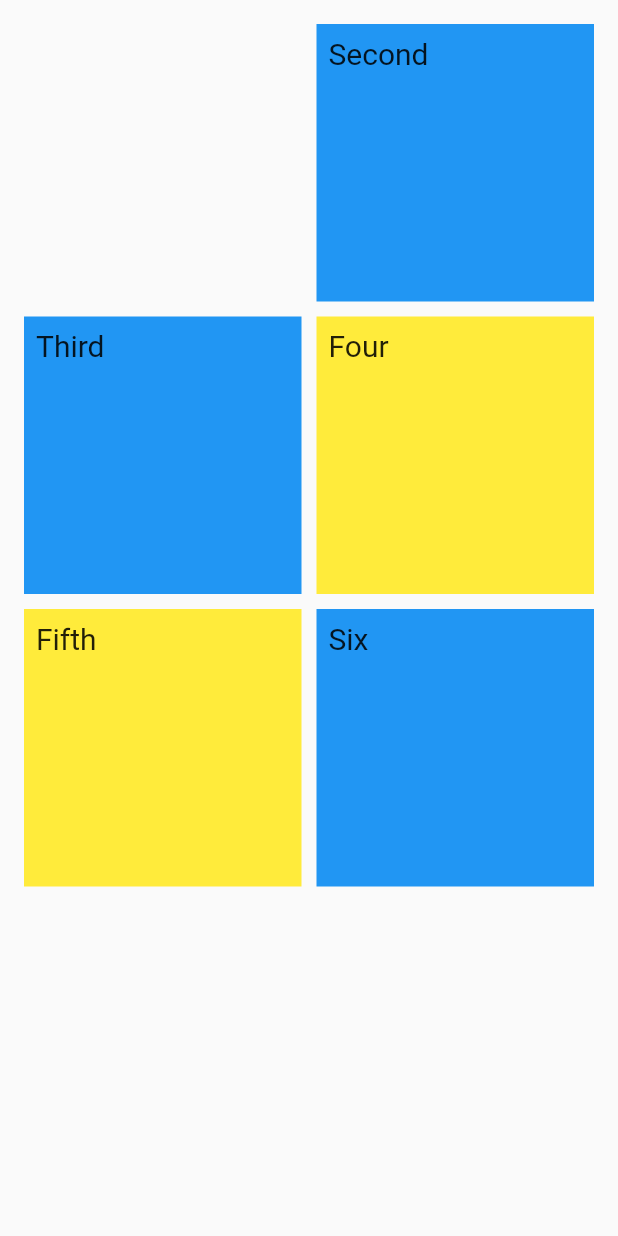
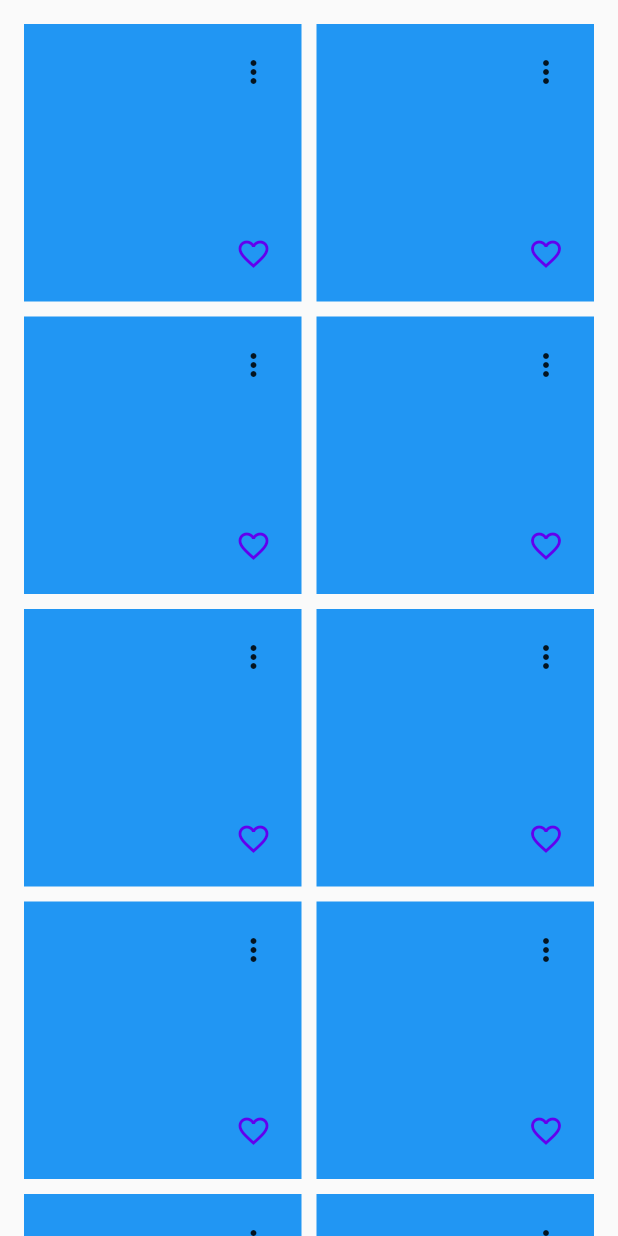
Before and after one commit to sahilbanait/gallery-app-flutter, a Flutter app: the CenterContainer screen opened directly, on a phone screen of 412 x 824 dp. Run offline on Flutter 3.47's test engine with Material 2 defaults, Android fonts, the phone set to English and light mode, and no system bars; our stand-ins replace form_field_validator.

```diff
--- a/lib/HomePage.dart
+++ b/lib/HomePage.dart
@@ -1,3 +1,5 @@
+
+
 import 'package:flutter/material.dart';
 
 class HomePage extends StatefulWidget {
@@ -61,7 +63,6 @@ class _HomePageState extends State<HomePage> {
 class ApplicationToolbar extends StatelessWidget with PreferredSizeWidget {
   @override
   Widget build(BuildContext context) {
-    // TODO: implement build
     return AppBar(
       title: Text("GalleryApp"),
       backgroundColor: Color(0xFF29292B),
@@ -73,7 +74,6 @@ class ApplicationToolbar extends StatelessWidget with PreferredSizeWidget {
     );
   }
   @override
-  // TODO: implement preferredSize
   Size get preferredSize => const Size.fromHeight(60);
 }
 
@@ -101,46 +101,73 @@ class _MyGridScreenState extends State<CenterContainer> {
   Widget build(BuildContext context) {
     return Scaffold(
       body: Center(
-          child: GridView.extent(
+          child: GridView.count(
             primary: false,
             padding: const EdgeInsets.all(16),
             crossAxisSpacing: 10,
             mainAxisSpacing: 10,
-            maxCrossAxisExtent: 200.0,
-            children: <Widget>[
-              Container(
-                  padding: const EdgeInsets.all(8),
-                  child: Container(
+            crossAxisCount: 2,
+            children: List.generate(200, (index)  {
+              return Container(
+                padding:  EdgeInsets.all(8),
 
-                  )
-              ),
-              Container(
-                padding: const EdgeInsets.all(8),
-                child: const Text('Second', style: TextStyle(fontSize: 20)),
                 color: Colors.blue,
-              ),
-              Container(
-                padding: const EdgeInsets.all(8),
-                child: const Text('Third', style: TextStyle(fontSize: 20)),
-                color: Colors.blue,
-              ),
-              Container(
-                padding: const EdgeInsets.all(8),
-                child: const Text('Four', style: TextStyle(fontSize: 20)),
-                color: Colors.yellow,
-              ),
-              Container(
-                padding: const EdgeInsets.all(8),
-                child: const Text('Fifth', style: TextStyle(fontSize: 20)),
-                color: Colors.yellow,
-              ),
-              Container(
-                padding: const EdgeInsets.all(8),
-                child: const Text('Six', style: TextStyle(fontSize: 20)),
-                color: Colors.blue,
-              ),
-            ],
+                child: Stack(
+                  children: <Widget>[
+                    Positioned(child: myPopMenu(),right: 0,),Positioned(child: likePopupMenu(), bottom: 0, right: 0,)
+                  ],
+                ),
+              );
+            }),
           )),
     );
   }
 }
+
+Widget myPopMenu() {
+  return PopupMenuButton(
+    color: Color(0xFF29292B),
+      enabled: true,
+      onSelected: (value) {
+      },
+      itemBuilder: (context) => [
+        PopupMenuItem(
+            value: 1,
+            child: Row(
+              children: <Widget>[
+                Padding(
+                  padding: const EdgeInsets.fromLTRB(2, 2, 8, 2),
+
+                ),
+                Text('Share',style: TextStyle(color: Colors.white),)
+              ],
+            )),
+        PopupMenuItem(
+            value: 2,
+            child: Row(
+              children: <Widget>[
+                Padding(
+                  padding: const EdgeInsets.fromLTRB(2, 2, 8, 2),
+
+                ),
+                Text('Rename',style: TextStyle(color: Colors.white))
+              ],
+            )),
+        PopupMenuItem(
+            value: 3,
+            child: Row(
+              children: <Widget>[
+                Padding(
+                  padding: const EdgeInsets.fromLTRB(2, 2, 8, 2),
+                ),
+                Text('Remove',style: TextStyle(color: Colors.white))
+              ],
+            )),
+      ]);
+}
+Widget likePopupMenu(){
+
+  return  IconButton(onPressed: () { },
+      icon: Icon(Icons.favorite_border_outlined),color: Color(0xFF6200EE) ,
+  );
+}
--- a/lib/main.dart
+++ b/lib/main.dart
@@ -1,6 +1,4 @@
 
-
-import 'dart:ui';
 
 import 'package:first_app/HomePage.dart';
 import 'package:first_app/Login.dart';
```
Also changed, not shown: lib/Login.dart (+25 -8 lines), lib/sign-up.dart (+115 -4 lines).
